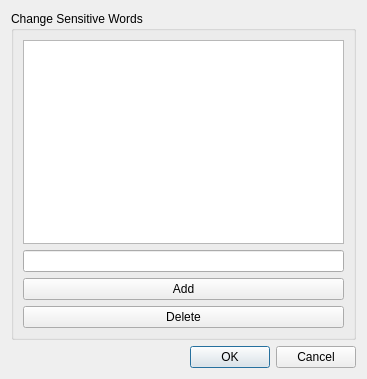
Above: dialog.ui from steven-ban/PatentCheck before the change. Below: the same form after it.
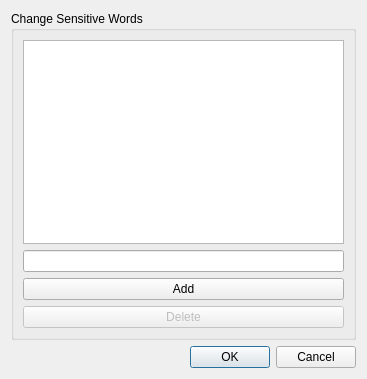
That is the form after the change.

Commit message:
添加删除敏感词列表的功能
添加删除敏感词列表的功能

Patch:
```diff
--- a/dialog.ui
+++ b/dialog.ui
@@ -37,6 +37,9 @@
         </item>
         <item>
          <widget class="QPushButton" name="deleteButton">
+          <property name="enabled">
+           <bool>false</bool>
+          </property>
           <property name="text">
            <string>Delete</string>
           </property>
```
The commit also changes 2 other files.
